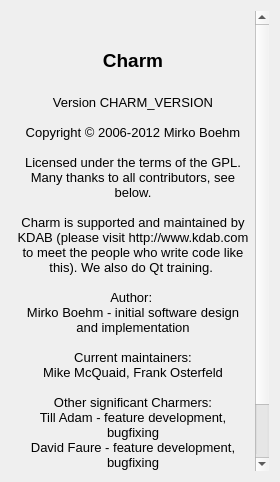
Above: Charm/CharmAboutDialog.ui from KDAB/Charm before the change. Below: the same form after it.
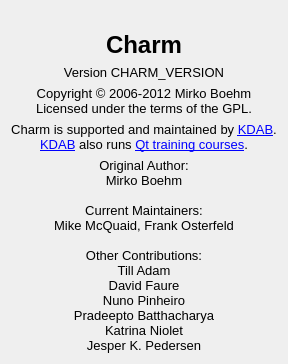
That is the form after the change. Icons and pictures are not drawn.

Commit message: Clean and improve the about dialog.

```diff
--- a/Charm/CharmAboutDialog.ui
+++ b/Charm/CharmAboutDialog.ui
@@ -2,93 +2,121 @@
 <ui version="4.0">
  <class>CharmAboutDialog</class>
  <widget class="QDialog" name="CharmAboutDialog">
-  <property name="geometry">
-   <rect>
-    <x>0</x>
-    <y>0</y>
-    <width>280</width>
-    <height>482</height>
-   </rect>
+  <property name="sizePolicy">
+   <sizepolicy hsizetype="Preferred" vsizetype="MinimumExpanding">
+    <horstretch>0</horstretch>
+    <verstretch>0</verstretch>
+   </sizepolicy>
   </property>
   <layout class="QVBoxLayout" name="verticalLayout">
    <item>
-    <widget class="QTextBrowser" name="textBrowser">
-     <property name="sizePolicy">
-      <sizepolicy hsizetype="MinimumExpanding" vsizetype="MinimumExpanding">
-       <horstretch>0</horstretch>
-       <verstretch>0</verstretch>
-      </sizepolicy>
+    <widget class="QLabel" name="iconLable">
+     <property name="text">
+      <string/>
      </property>
-     <property name="palette">
-      <palette>
-       <active>
-        <colorrole role="Base">
-         <brush brushstyle="SolidPattern">
-          <color alpha="0">
-           <red>255</red>
-           <green>255</green>
-           <blue>255</blue>
-          </color>
-         </brush>
-        </colorrole>
-       </active>
-       <inactive>
-        <colorrole role="Base">
-         <brush brushstyle="SolidPattern">
-          <color alpha="0">
-           <red>255</red>
-           <green>255</green>
-           <blue>255</blue>
-          </color>
-         </brush>
-        </colorrole>
-       </inactive>
-       <disabled>
-        <colorrole role="Base">
-         <brush brushstyle="SolidPattern">
-          <color alpha="255">
-           <red>212</red>
-           <green>208</green>
-           <blue>200</blue>
-          </color>
-         </brush>
-        </colorrole>
-       </disabled>
-      </palette>
+     <property name="pixmap">
+      <pixmap resource="CharmResources.qrc">:/Charm/charmabout.png</pixmap>
      </property>
-     <property name="frameShape">
-      <enum>QFrame::NoFrame</enum>
+     <property name="alignment">
+      <set>Qt::AlignCenter</set>
      </property>
-     <property name="html">
+    </widget>
+   </item>
+   <item>
+    <widget class="QLabel" name="titleLabel">
+     <property name="font">
+      <font>
+       <pointsize>18</pointsize>
+       <weight>75</weight>
+       <bold>true</bold>
+      </font>
+     </property>
+     <property name="text">
+      <string>Charm</string>
+     </property>
+     <property name="alignment">
+      <set>Qt::AlignCenter</set>
+     </property>
+    </widget>
+   </item>
+   <item>
+    <widget class="QLabel" name="versionLabel">
+     <property name="font">
+      <font>
+       <pointsize>10</pointsize>
+      </font>
+     </property>
+     <property name="text">
+      <string>Version CHARM_VERSION</string>
+     </property>
+     <property name="alignment">
+      <set>Qt::AlignCenter</set>
+     </property>
+    </widget>
+   </item>
+   <item>
+    <widget class="QLabel" name="copyrightLabel">
+     <property name="font">
+      <font>
+       <pointsize>10</pointsize>
+      </font>
+     </property>
+     <property name="text">
+      <string>Copyright © 2006-2012 Mirko Boehm
+Licensed under the terms of the GPL.</string>
+     </property>
+     <property name="alignment">
+      <set>Qt::AlignCenter</set>
+     </property>
+    </widget>
+   </item>
+   <item>
+    <widget class="QLabel" name="kdabLabel">
+     <property name="font">
+      <font>
+       <pointsize>10</pointsize>
+      </font>
+     </property>
+     <property name="text">
       <string>&lt;!DOCTYPE HTML PUBLIC &quot;-//W3C//DTD HTML 4.0//EN&quot; &quot;http://www.w3.org/TR/REC-html40/strict.dtd&quot;&gt;
 &lt;html&gt;&lt;head&gt;&lt;meta name=&quot;qrichtext&quot; content=&quot;1&quot; /&gt;&lt;style type=&quot;text/css&quot;&gt;
 p, li { white-space: pre-wrap; }
-&lt;/style&gt;&lt;/head&gt;&lt;body style=&quot; font-family:'Sans Serif'; font-size:9pt; font-weight:400; font-style:normal;&quot;&gt;
-&lt;p style=&quot; margin-top:0px; margin-bottom:0px; margin-left:0px; margin-right:0px; -qt-block-indent:0; text-indent:0px;&quot;&gt;&lt;img src=&quot;:/Charm/charmabout.png&quot; /&gt;&lt;/p&gt;
-&lt;p align=&quot;center&quot; style=&quot;-qt-paragraph-type:empty; margin-top:0px; margin-bottom:0px; margin-left:0px; margin-right:0px; -qt-block-indent:0; text-indent:0px; font-family:'Lucida Grande'; font-size:13pt;&quot;&gt;&lt;/p&gt;
-&lt;p align=&quot;center&quot; style=&quot; margin-top:0px; margin-bottom:0px; margin-left:0px; margin-right:0px; -qt-block-indent:0; text-indent:0px;&quot;&gt;&lt;span style=&quot; font-family:'Lucida Grande'; font-size:14pt; font-weight:600;&quot;&gt;Charm&lt;/span&gt;&lt;/p&gt;
-&lt;p align=&quot;center&quot; style=&quot;-qt-paragraph-type:empty; margin-top:0px; margin-bottom:0px; margin-left:0px; margin-right:0px; -qt-block-indent:0; text-indent:0px; font-family:'Lucida Grande'; font-size:14pt; font-weight:600;&quot;&gt;&lt;/p&gt;
-&lt;p align=&quot;center&quot; style=&quot; margin-top:0px; margin-bottom:0px; margin-left:0px; margin-right:0px; -qt-block-indent:0; text-indent:0px;&quot;&gt;&lt;span style=&quot; font-family:'Lucida Grande'; font-size:10pt;&quot;&gt;Version CHARM_VERSION&lt;/span&gt;&lt;/p&gt;
-&lt;p align=&quot;center&quot; style=&quot;-qt-paragraph-type:empty; margin-top:0px; margin-bottom:0px; margin-left:0px; margin-right:0px; -qt-block-indent:0; text-indent:0px; font-family:'Lucida Grande'; font-size:10pt;&quot;&gt;&lt;/p&gt;
-&lt;p align=&quot;center&quot; style=&quot; margin-top:0px; margin-bottom:0px; margin-left:0px; margin-right:0px; -qt-block-indent:0; text-indent:0px;&quot;&gt;&lt;span style=&quot; font-family:'Lucida Grande'; font-size:10pt;&quot;&gt;Copyright © 2006-2012 Mirko Boehm&lt;/span&gt;&lt;/p&gt;
-&lt;p align=&quot;center&quot; style=&quot;-qt-paragraph-type:empty; margin-top:0px; margin-bottom:0px; margin-left:0px; margin-right:0px; -qt-block-indent:0; text-indent:0px; font-family:'Lucida Grande'; font-size:10pt;&quot;&gt;&lt;/p&gt;
-&lt;p align=&quot;center&quot; style=&quot; margin-top:0px; margin-bottom:0px; margin-left:0px; margin-right:0px; -qt-block-indent:0; text-indent:0px;&quot;&gt;&lt;span style=&quot; font-family:'Lucida Grande'; font-size:10pt;&quot;&gt;Licensed under the terms of the GPL. Many thanks to all contributors, see below.&lt;/span&gt;&lt;/p&gt;
-&lt;p align=&quot;center&quot; style=&quot;-qt-paragraph-type:empty; margin-top:0px; margin-bottom:0px; margin-left:0px; margin-right:0px; -qt-block-indent:0; text-indent:0px; font-family:'Lucida Grande'; font-size:10pt;&quot;&gt;&lt;/p&gt;
-&lt;p align=&quot;center&quot; style=&quot; margin-top:0px; margin-bottom:0px; margin-left:0px; margin-right:0px; -qt-block-indent:0; text-indent:0px;&quot;&gt;&lt;span style=&quot; font-family:'Lucida Grande'; font-size:10pt;&quot;&gt;Charm is supported and maintained by KDAB (please visit http://www.kdab.com to meet the people who write code like this). We also do Qt training. &lt;/span&gt;&lt;/p&gt;
-&lt;p align=&quot;center&quot; style=&quot;-qt-paragraph-type:empty; margin-top:0px; margin-bottom:0px; margin-left:0px; margin-right:0px; -qt-block-indent:0; text-indent:0px; font-family:'Lucida Grande'; font-size:10pt;&quot;&gt;&lt;/p&gt;
-&lt;p align=&quot;center&quot; style=&quot; margin-top:0px; margin-bottom:0px; margin-left:0px; margin-right:0px; -qt-block-indent:0; text-indent:0px;&quot;&gt;&lt;span style=&quot; font-family:'Lucida Grande'; font-size:10pt;&quot;&gt;Author: &lt;/span&gt;&lt;/p&gt;
-&lt;p align=&quot;center&quot; style=&quot; margin-top:0px; margin-bottom:0px; margin-left:0px; margin-right:0px; -qt-block-indent:0; text-indent:0px;&quot;&gt;&lt;span style=&quot; font-family:'Lucida Grande'; font-size:10pt;&quot;&gt;Mirko Boehm -&lt;/span&gt;&lt;span style=&quot; font-family:'Lucida Grande'; font-size:10pt; font-style:italic;&quot;&gt; &lt;/span&gt;&lt;span style=&quot; font-family:'Lucida Grande'; font-size:10pt;&quot;&gt;initial software design and implementation&lt;/span&gt;&lt;/p&gt;
-&lt;p align=&quot;center&quot; style=&quot;-qt-paragraph-type:empty; margin-top:0px; margin-bottom:0px; margin-left:0px; margin-right:0px; -qt-block-indent:0; text-indent:0px; font-family:'Lucida Grande'; font-size:10pt;&quot;&gt;&lt;/p&gt;
-&lt;p align=&quot;center&quot; style=&quot; margin-top:0px; margin-bottom:0px; margin-left:0px; margin-right:0px; -qt-block-indent:0; text-indent:0px;&quot;&gt;&lt;span style=&quot; font-family:'Lucida Grande'; font-size:10pt;&quot;&gt;Current maintainers:&lt;/span&gt;&lt;/p&gt;
-&lt;p align=&quot;center&quot; style=&quot; margin-top:0px; margin-bottom:0px; margin-left:0px; margin-right:0px; -qt-block-indent:0; text-indent:0px;&quot;&gt;&lt;span style=&quot; font-family:'Lucida Grande'; font-size:10pt;&quot;&gt;Mike McQuaid, Frank Osterfeld&lt;/span&gt;&lt;/p&gt;
-&lt;p align=&quot;center&quot; style=&quot;-qt-paragraph-type:empty; margin-top:0px; margin-bottom:0px; margin-left:0px; margin-right:0px; -qt-block-indent:0; text-indent:0px; font-family:'Lucida Grande'; font-size:10pt;&quot;&gt;&lt;/p&gt;
-&lt;p align=&quot;center&quot; style=&quot; margin-top:0px; margin-bottom:0px; margin-left:0px; margin-right:0px; -qt-block-indent:0; text-indent:0px;&quot;&gt;&lt;span style=&quot; font-family:'Lucida Grande'; font-size:10pt;&quot;&gt;Other significant Charmers:&lt;/span&gt;&lt;/p&gt;
-&lt;p align=&quot;center&quot; style=&quot; margin-top:0px; margin-bottom:0px; margin-left:0px; margin-right:0px; -qt-block-indent:0; text-indent:0px;&quot;&gt;&lt;span style=&quot; font-family:'Lucida Grande'; font-size:10pt;&quot;&gt;Till Adam - feature development, bugfixing&lt;/span&gt;&lt;/p&gt;
-&lt;p align=&quot;center&quot; style=&quot; margin-top:0px; margin-bottom:0px; margin-left:0px; margin-right:0px; -qt-block-indent:0; text-indent:0px;&quot;&gt;&lt;span style=&quot; font-family:'Lucida Grande'; font-size:10pt;&quot;&gt;David Faure - feature development, bugfixing&lt;/span&gt;&lt;/p&gt;
-&lt;p align=&quot;center&quot; style=&quot; margin-top:0px; margin-bottom:0px; margin-left:0px; margin-right:0px; -qt-block-indent:0; text-indent:0px;&quot;&gt;&lt;span style=&quot; font-family:'Lucida Grande'; font-size:10pt;&quot;&gt;Nuno Pinheiro - icons&lt;/span&gt;&lt;/p&gt;
-&lt;p align=&quot;center&quot; style=&quot; margin-top:0px; margin-bottom:0px; margin-left:0px; margin-right:0px; -qt-block-indent:0; text-indent:0px;&quot;&gt;&lt;span style=&quot; font-family:'Lucida Grande'; font-size:10pt;&quot;&gt;Pradeepto Batthacharya - review, testing&lt;/span&gt;&lt;/p&gt;
-&lt;p align=&quot;center&quot; style=&quot; margin-top:0px; margin-bottom:0px; margin-left:0px; margin-right:0px; -qt-block-indent:0; text-indent:0px;&quot;&gt;&lt;span style=&quot; font-family:'Lucida Grande'; font-size:10pt;&quot;&gt;Katrina Niolet - review, testing&lt;/span&gt;&lt;/p&gt;
-&lt;p align=&quot;center&quot; style=&quot; margin-top:0px; margin-bottom:0px; margin-left:0px; margin-right:0px; -qt-block-indent:0; text-indent:0px;&quot;&gt;&lt;span style=&quot; font-family:'Lucida Grande'; font-size:10pt;&quot;&gt;Jesper K. Pedersen - review, testing&lt;/span&gt;&lt;/p&gt;&lt;/body&gt;&lt;/html&gt;</string>
+&lt;/style&gt;&lt;/head&gt;&lt;body style=&quot; font-family:'Lucida Grande'; font-size:10pt; font-weight:400; font-style:normal;&quot;&gt;
+&lt;p style=&quot; margin-top:0px; margin-bottom:0px; margin-left:0px; margin-right:0px; -qt-block-indent:0; text-indent:0px;&quot;&gt;Charm is supported and maintained by &lt;a href=&quot;http://www.kdab.com&quot;&gt;&lt;span style=&quot; text-decoration: underline; color:#0000ff;&quot;&gt;KDAB&lt;/span&gt;&lt;/a&gt;.&lt;/p&gt;
+&lt;p style=&quot; margin-top:0px; margin-bottom:0px; margin-left:0px; margin-right:0px; -qt-block-indent:0; text-indent:0px;&quot;&gt;&lt;a href=&quot;http://www.kdab.com&quot;&gt;&lt;span style=&quot; text-decoration: underline; color:#0000ff;&quot;&gt;KDAB&lt;/span&gt;&lt;/a&gt; also runs &lt;a href=&quot;http://www.kdab.com/training&quot;&gt;&lt;span style=&quot; text-decoration: underline; color:#0000ff;&quot;&gt;Qt training courses&lt;/span&gt;&lt;/a&gt;.&lt;/p&gt;&lt;/body&gt;&lt;/html&gt;</string>
+     </property>
+     <property name="alignment">
+      <set>Qt::AlignCenter</set>
+     </property>
+     <property name="openExternalLinks">
+      <bool>true</bool>
+     </property>
+    </widget>
+   </item>
+   <item>
+    <widget class="QLabel" name="authorsLabel">
+     <property name="font">
+      <font>
+       <pointsize>10</pointsize>
+      </font>
+     </property>
+     <property name="text">
+      <string>Original Author:
+Mirko Boehm
+
+Current Maintainers:
+Mike McQuaid, Frank Osterfeld
+
+Other Contributions:
+Till Adam
+David Faure
+Nuno Pinheiro
+Pradeepto Batthacharya
+Katrina Niolet
+Jesper K. Pedersen</string>
+     </property>
+     <property name="alignment">
+      <set>Qt::AlignCenter</set>
      </property>
     </widget>
    </item>
```
Left out of the diff: 4 changed lines with no effect on the pictures. The commit also changes 2 other files.
